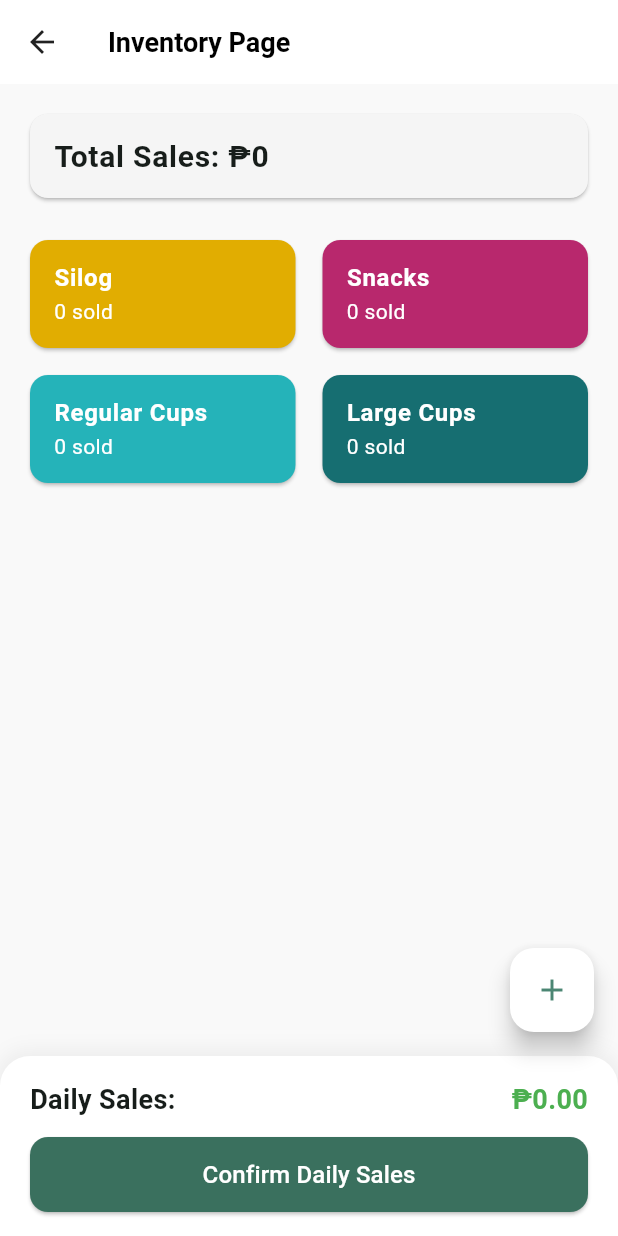
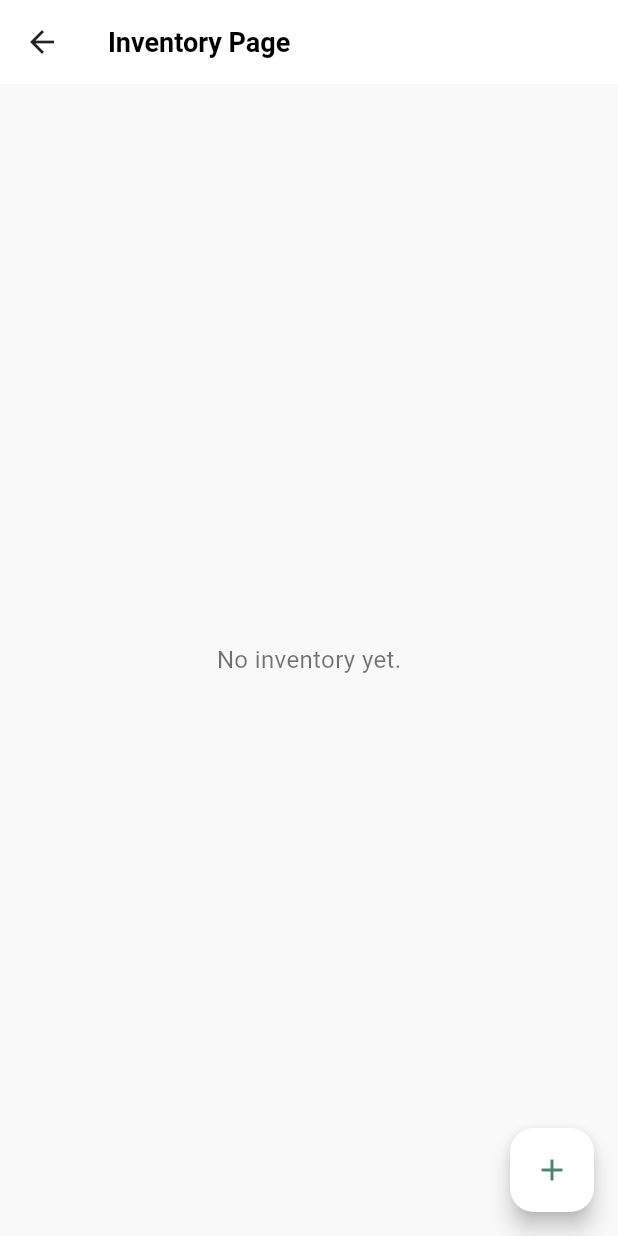
Before and after one commit to RheillyAguilar/sipmytea, a Flutter app: the InventoryPage screen opened directly with empty values, on a phone screen of 412 x 824 dp. Run offline on Flutter 3.47's test engine with Material 3 defaults, Android fonts, the phone set to English and light mode, and no system bars; our stand-ins replace cloud_firestore, firebase_core, iconsax, pdf, printing, shared_preferences; missing offline and left inert: blue_thermal_printer; accounts and stored records are empty.

Commit message:
hide the card if no value inventory page

```diff
--- a/lib/page/inventory_page.dart
+++ b/lib/page/inventory_page.dart
@@ -350,49 +350,74 @@ class _InventoryPageState extends State<InventoryPage> {
 
 @override
 Widget build(BuildContext context) {
+  bool hasSalesOrExpenses = inventoryTotalSales > 0 || totalExpenses > 0;
+
   return Scaffold(
     appBar: AppBar(title: const Text('Inventory Page')),
     body: Padding(
       padding: const EdgeInsets.all(16.0),
-        child: Column(
+      child: hasSalesOrExpenses
+          ? Column(
               children: [
+                if (inventoryTotalSales > 0)
                   Card(
                     color: Colors.grey[100],
                     child: ListTile(
                       title: Text(
                         'Total Sales: ₱$inventoryTotalSales',
-                  style: const TextStyle(fontSize: 20, fontWeight: FontWeight.bold),
+                        style: const TextStyle(
+                            fontSize: 20, fontWeight: FontWeight.bold),
                       ),
                     ),
                   ),
                 const SizedBox(height: 20),
+                if (inventoryTotalSales > 0) ...[
                   Row(
                     children: [
-                Expanded(child: _buildCategoryCard('Silog', silogCount, Color(0xFFe1ad01))),
+                      Expanded(
+                          child: _buildCategoryCard(
+                              'Silog', silogCount, Color(0xFFe1ad01))),
                       const SizedBox(width: 10),
-                Expanded(child: _buildCategoryCard('Snacks', snackCount, Color(0xFFb8286d))),
+                      Expanded(
+                          child: _buildCategoryCard(
+                              'Snacks', snackCount, Color(0xFFb8286d))),
                     ],
                   ),
                   const SizedBox(height: 10),
                   Row(
                     children: [
-                Expanded(child: _buildCategoryCard('Regular Cups', regularCupCount, Color(0xFF25b3b9))),
+                      Expanded(
+                          child: _buildCategoryCard('Regular Cups',
+                              regularCupCount, Color(0xFF25b3b9))),
                       const SizedBox(width: 10),
-                Expanded(child: _buildCategoryCard('Large Cups', largeCupCount, Color(0xFF166e71))),
+                      Expanded(
+                          child: _buildCategoryCard(
+                              'Large Cups', largeCupCount, Color(0xFF166e71))),
                     ],
                   ),
+                ],
                 const SizedBox(height: 20),
                 if (expenses.isNotEmpty) _buildExpenseCard(),
                 const Spacer(),
               ],
+            )
+          : const Center(
+              child: Text(
+                'No inventory yet.',
+                style: TextStyle(fontSize: 16, color: Colors.black54),
+              ),
             ),
     ),
     floatingActionButton: FloatingActionButton(
       onPressed: _showExpenseDialog,
       backgroundColor: Colors.white,
-        child: const Icon(Icons.add, color: Color(0xFF4b8673),),
+      child: const Icon(
+        Icons.add,
+        color: Color(0xFF4b8673),
       ),
-       bottomNavigationBar: Container(
+    ),
+    bottomNavigationBar: hasSalesOrExpenses
+        ? Container(
             decoration: BoxDecoration(
               color: Colors.white,
               borderRadius: const BorderRadius.only(
@@ -417,7 +442,8 @@ class _InventoryPageState extends State<InventoryPage> {
                   children: [
                     const Text(
                       'Daily Sales:',
-                  style: TextStyle(fontSize: 18, fontWeight: FontWeight.bold),
+                      style:
+                          TextStyle(fontSize: 18, fontWeight: FontWeight.bold),
                     ),
                     Text(
                       '₱${(inventoryTotalSales - totalExpenses).toStringAsFixed(2)}',
@@ -434,8 +460,7 @@ class _InventoryPageState extends State<InventoryPage> {
                   onPressed: () {
                     showDialog(
                       context: context,
-                  builder:
-                      (context) => AlertDialog(
+                      builder: (context) => AlertDialog(
                         title: const Text('Confirmation'),
                         backgroundColor: Colors.white,
                         content: const Text(
@@ -476,8 +501,7 @@ class _InventoryPageState extends State<InventoryPage> {
                               backgroundColor: Color(0xFF4b8673),
                               shape: RoundedRectangleBorder(
                                 borderRadius: BorderRadius.circular(12),
-                                side: BorderSide.none
-                              )
+                              ),
                             ),
                             child: const Text(
                               'Confirm',
@@ -487,20 +511,15 @@ class _InventoryPageState extends State<InventoryPage> {
                           TextButton(
                             onPressed: () => Navigator.pop(context),
                             style: TextButton.styleFrom(
-                              foregroundColor: Colors.grey[700]
-                            ),
-                            child: const Text(
-                              'Cancel',
-                            ),
+                                foregroundColor: Colors.grey[700]),
+                            child: const Text('Cancel'),
                           ),
                         ],
                       ),
                     );
                   },
                   style: ElevatedButton.styleFrom(
-                backgroundColor: const Color(
-                  0xFF3A705E,
-                ), // Match "Confirm Order"
+                    backgroundColor: const Color(0xFF3A705E),
                     minimumSize: const Size(double.infinity, 50),
                     shape: RoundedRectangleBorder(
                       borderRadius: BorderRadius.circular(12),
@@ -513,7 +532,8 @@ class _InventoryPageState extends State<InventoryPage> {
                 ),
               ],
             ),
-      ),
+          )
+        : null,
   );
 }
 }
```
Lines whose indentation alone changed are shown as unchanged.
